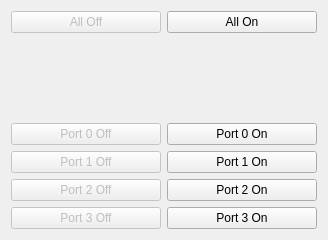
This is ui/OnOffWizardPage.ui in kipr/botui as Qt 5 draws it before an edit. The edited form follows.
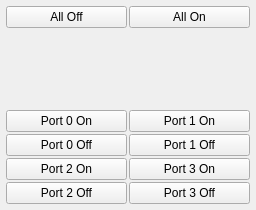
This is the edited form. Icons and pictures are not drawn.

What changed in the file:
```diff
--- a/ui/OnOffWizardPage.ui
+++ b/ui/OnOffWizardPage.ui
@@ -6,22 +6,36 @@
    <rect>
     <x>0</x>
     <y>0</y>
-    <width>320</width>
-    <height>240</height>
+    <width>256</width>
+    <height>210</height>
    </rect>
   </property>
   <property name="windowTitle">
    <string>On/Off Control</string>
   </property>
-  <layout class="QFormLayout" name="formLayout">
-   <item row="0" column="0">
+  <layout class="QVBoxLayout" name="verticalLayout_5">
+   <property name="spacing">
+    <number>2</number>
+   </property>
+   <property name="margin">
+    <number>6</number>
+   </property>
+   <item>
+    <layout class="QHBoxLayout" name="horizontalLayout_3">
+     <property name="leftMargin">
+      <number>0</number>
+     </property>
+     <property name="topMargin">
+      <number>0</number>
+     </property>
+     <item>
     <widget class="QPushButton" name="allOff">
      <property name="enabled">
-      <bool>false</bool>
+        <bool>true</bool>
      </property>
      <property name="minimumSize">
       <size>
-       <width>150</width>
+         <width>80</width>
        <height>0</height>
       </size>
      </property>
@@ -34,11 +48,11 @@
      </property>
     </widget>
    </item>
-   <item row="0" column="1">
+     <item>
     <widget class="QPushButton" name="allOn">
      <property name="minimumSize">
       <size>
-       <width>150</width>
+         <width>80</width>
        <height>0</height>
       </size>
      </property>
@@ -51,20 +65,9 @@
      </property>
     </widget>
    </item>
-   <item row="1" column="0">
-    <spacer name="verticalSpacer_2">
-     <property name="orientation">
-      <enum>Qt::Vertical</enum>
-     </property>
-     <property name="sizeHint" stdset="0">
-      <size>
-       <width>20</width>
-       <height>40</height>
-      </size>
-     </property>
-    </spacer>
+    </layout>
    </item>
-   <item row="1" column="1">
+   <item>
     <spacer name="verticalSpacer">
      <property name="orientation">
       <enum>Qt::Vertical</enum>
@@ -77,31 +80,18 @@
      </property>
     </spacer>
    </item>
-   <item row="2" column="0">
-    <widget class="QPushButton" name="off0">
-     <property name="enabled">
-      <bool>false</bool>
+   <item>
+    <layout class="QHBoxLayout" name="horizontalLayout">
+     <property name="spacing">
+      <number>2</number>
      </property>
-     <property name="minimumSize">
-      <size>
-       <width>150</width>
-       <height>0</height>
-      </size>
-     </property>
-     <property name="text">
-      <string>Port 0 Off</string>
-     </property>
-     <property name="icon">
-      <iconset resource="../rc/icons.qrc">
-       <normaloff>:/icons/lightbulb_off.png</normaloff>:/icons/lightbulb_off.png</iconset>
-     </property>
-    </widget>
-   </item>
-   <item row="2" column="1">
+     <item>
+      <layout class="QVBoxLayout" name="verticalLayout">
+       <item>
     <widget class="QPushButton" name="on0">
      <property name="minimumSize">
       <size>
-       <width>150</width>
+           <width>80</width>
        <height>0</height>
       </size>
      </property>
@@ -114,19 +104,19 @@
      </property>
     </widget>
    </item>
-   <item row="3" column="0">
-    <widget class="QPushButton" name="off1">
+       <item>
+        <widget class="QPushButton" name="off0">
      <property name="enabled">
-      <bool>false</bool>
+          <bool>true</bool>
      </property>
      <property name="minimumSize">
       <size>
-       <width>150</width>
+           <width>80</width>
        <height>0</height>
       </size>
      </property>
      <property name="text">
-      <string>Port 1 Off</string>
+          <string>Port 0 Off</string>
      </property>
      <property name="icon">
       <iconset resource="../rc/icons.qrc">
@@ -134,11 +124,15 @@
      </property>
     </widget>
    </item>
-   <item row="3" column="1">
+      </layout>
+     </item>
+     <item>
+      <layout class="QVBoxLayout" name="verticalLayout_2">
+       <item>
     <widget class="QPushButton" name="on1">
      <property name="minimumSize">
       <size>
-       <width>150</width>
+           <width>80</width>
        <height>0</height>
       </size>
      </property>
@@ -151,19 +145,19 @@
      </property>
     </widget>
    </item>
-   <item row="4" column="0">
-    <widget class="QPushButton" name="off2">
+       <item>
+        <widget class="QPushButton" name="off1">
      <property name="enabled">
-      <bool>false</bool>
+          <bool>true</bool>
      </property>
      <property name="minimumSize">
       <size>
-       <width>150</width>
+           <width>80</width>
        <height>0</height>
       </size>
      </property>
      <property name="text">
-      <string>Port 2 Off</string>
+          <string>Port 1 Off</string>
      </property>
      <property name="icon">
       <iconset resource="../rc/icons.qrc">
@@ -171,11 +165,22 @@
      </property>
     </widget>
    </item>
-   <item row="4" column="1">
+      </layout>
+     </item>
+    </layout>
+   </item>
+   <item>
+    <layout class="QHBoxLayout" name="horizontalLayout_2">
+     <property name="spacing">
+      <number>2</number>
+     </property>
+     <item>
+      <layout class="QVBoxLayout" name="verticalLayout_3">
+       <item>
     <widget class="QPushButton" name="on2">
      <property name="minimumSize">
       <size>
-       <width>150</width>
+           <width>80</width>
        <height>0</height>
       </size>
      </property>
@@ -188,19 +193,19 @@
      </property>
     </widget>
    </item>
-   <item row="5" column="0">
-    <widget class="QPushButton" name="off3">
+       <item>
+        <widget class="QPushButton" name="off2">
      <property name="enabled">
-      <bool>false</bool>
+          <bool>true</bool>
      </property>
      <property name="minimumSize">
       <size>
-       <width>150</width>
+           <width>80</width>
        <height>0</height>
       </size>
      </property>
      <property name="text">
-      <string>Port 3 Off</string>
+          <string>Port 2 Off</string>
      </property>
      <property name="icon">
       <iconset resource="../rc/icons.qrc">
@@ -208,11 +213,15 @@
      </property>
     </widget>
    </item>
-   <item row="5" column="1">
+      </layout>
+     </item>
+     <item>
+      <layout class="QVBoxLayout" name="verticalLayout_4">
+       <item>
     <widget class="QPushButton" name="on3">
      <property name="minimumSize">
       <size>
-       <width>150</width>
+           <width>80</width>
        <height>0</height>
       </size>
      </property>
@@ -224,6 +233,30 @@
        <normaloff>:/icons/lightbulb.png</normaloff>:/icons/lightbulb.png</iconset>
      </property>
     </widget>
+       </item>
+       <item>
+        <widget class="QPushButton" name="off3">
+         <property name="enabled">
+          <bool>true</bool>
+         </property>
+         <property name="minimumSize">
+          <size>
+           <width>80</width>
+           <height>0</height>
+          </size>
+         </property>
+         <property name="text">
+          <string>Port 3 Off</string>
+         </property>
+         <property name="icon">
+          <iconset resource="../rc/icons.qrc">
+           <normaloff>:/icons/lightbulb_off.png</normaloff>:/icons/lightbulb_off.png</iconset>
+         </property>
+        </widget>
+       </item>
+      </layout>
+     </item>
+    </layout>
    </item>
   </layout>
  </widget>
```
Lines whose indentation alone changed are shown as unchanged.
